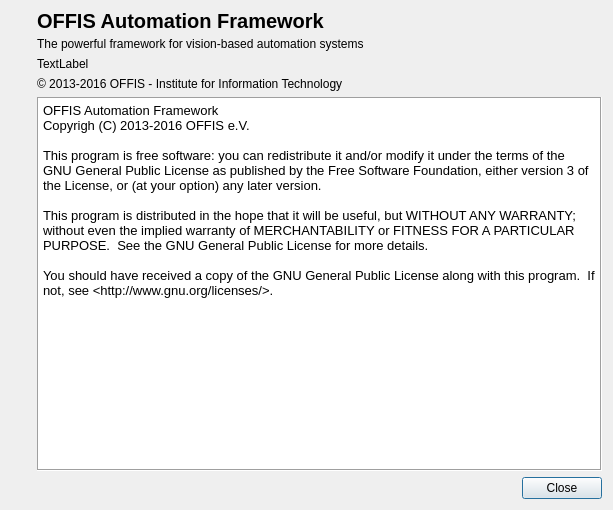
First picture: the form in modules/frontend/projects/Frontend/src/AboutScreen.ui, repository OFFIS-Automation/Framework, before the edit.
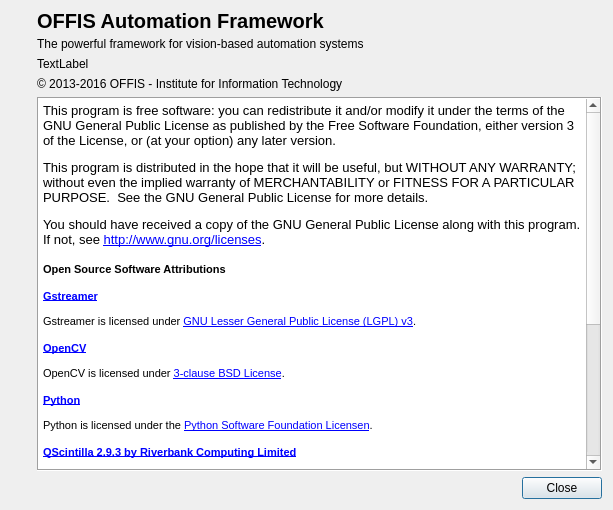
Second picture: the form after the edit. Icons and pictures are not drawn.

Commit message: Update OSS licenses in about dialog

```diff
--- a/modules/frontend/projects/Frontend/src/AboutScreen.ui
+++ b/modules/frontend/projects/Frontend/src/AboutScreen.ui
@@ -134,15 +134,27 @@
           <string>&lt;!DOCTYPE HTML PUBLIC &quot;-//W3C//DTD HTML 4.0//EN&quot; &quot;http://www.w3.org/TR/REC-html40/strict.dtd&quot;&gt;
 &lt;html&gt;&lt;head&gt;&lt;meta name=&quot;qrichtext&quot; content=&quot;1&quot; /&gt;&lt;style type=&quot;text/css&quot;&gt;
 p, li { white-space: pre-wrap; }
-&lt;/style&gt;&lt;/head&gt;&lt;body style=&quot; font-family:'MS Shell Dlg 2'; font-size:7.8pt; font-weight:400; font-style:normal;&quot;&gt;
-&lt;p style=&quot; margin-top:0px; margin-bottom:0px; margin-left:0px; margin-right:0px; -qt-block-indent:0; text-indent:0px;&quot;&gt;&lt;span style=&quot; font-size:10pt;&quot;&gt;OFFIS Automation Framework&lt;/span&gt;&lt;/p&gt;
-&lt;p style=&quot; margin-top:0px; margin-bottom:0px; margin-left:0px; margin-right:0px; -qt-block-indent:0; text-indent:0px;&quot;&gt;&lt;span style=&quot; font-size:10pt;&quot;&gt;Copyrigh (C) 2013-2016 OFFIS e.V.&lt;/span&gt;&lt;/p&gt;
-&lt;p style=&quot;-qt-paragraph-type:empty; margin-top:0px; margin-bottom:0px; margin-left:0px; margin-right:0px; -qt-block-indent:0; text-indent:0px; font-size:10pt;&quot;&gt;&lt;br /&gt;&lt;/p&gt;
-&lt;p style=&quot; margin-top:0px; margin-bottom:0px; margin-left:0px; margin-right:0px; -qt-block-indent:0; text-indent:0px;&quot;&gt;&lt;span style=&quot; font-size:10pt;&quot;&gt;This program is free software: you can redistribute it and/or modify it under the terms of the GNU General Public License as published by the Free Software Foundation, either version 3 of the License, or (at your option) any later version.&lt;/span&gt;&lt;/p&gt;
-&lt;p style=&quot;-qt-paragraph-type:empty; margin-top:0px; margin-bottom:0px; margin-left:0px; margin-right:0px; -qt-block-indent:0; text-indent:0px; font-size:10pt;&quot;&gt;&lt;br /&gt;&lt;/p&gt;
-&lt;p style=&quot; margin-top:0px; margin-bottom:0px; margin-left:0px; margin-right:0px; -qt-block-indent:0; text-indent:0px;&quot;&gt;&lt;span style=&quot; font-size:10pt;&quot;&gt;This program is distributed in the hope that it will be useful, but WITHOUT ANY WARRANTY; without even the implied warranty of MERCHANTABILITY or FITNESS FOR A PARTICULAR PURPOSE.  See the GNU General Public License for more details.&lt;/span&gt;&lt;/p&gt;
-&lt;p style=&quot;-qt-paragraph-type:empty; margin-top:0px; margin-bottom:0px; margin-left:0px; margin-right:0px; -qt-block-indent:0; text-indent:0px; font-size:10pt;&quot;&gt;&lt;br /&gt;&lt;/p&gt;
-&lt;p style=&quot; margin-top:0px; margin-bottom:0px; margin-left:0px; margin-right:0px; -qt-block-indent:0; text-indent:0px;&quot;&gt;&lt;span style=&quot; font-size:10pt;&quot;&gt;You should have received a copy of the GNU General Public License along with this program.  If not, see &amp;lt;http://www.gnu.org/licenses/&amp;gt;.&lt;/span&gt;&lt;/p&gt;&lt;/body&gt;&lt;/html&gt;</string>
+&lt;/style&gt;&lt;/head&gt;&lt;body style=&quot; font-family:'MS Shell Dlg 2'; font-size:8.25pt; font-weight:400; font-style:normal;&quot;&gt;
+&lt;p style=&quot; margin-top:12px; margin-bottom:12px; margin-left:0px; margin-right:0px; -qt-block-indent:0; text-indent:0px;&quot;&gt;&lt;span style=&quot; font-size:10pt;&quot;&gt;This program is free software: you can redistribute it and/or modify it under the terms of the GNU General Public License as published by the Free Software Foundation, either version 3 of the License, or (at your option) any later version.&lt;/span&gt;&lt;/p&gt;
+&lt;p style=&quot; margin-top:12px; margin-bottom:12px; margin-left:0px; margin-right:0px; -qt-block-indent:0; text-indent:0px;&quot;&gt;&lt;span style=&quot; font-size:10pt;&quot;&gt;This program is distributed in the hope that it will be useful, but WITHOUT ANY WARRANTY; without even the implied warranty of MERCHANTABILITY or FITNESS FOR A PARTICULAR PURPOSE.  See the GNU General Public License for more details.&lt;/span&gt;&lt;/p&gt;
+&lt;p style=&quot; margin-top:12px; margin-bottom:12px; margin-left:0px; margin-right:0px; -qt-block-indent:0; text-indent:0px;&quot;&gt;&lt;span style=&quot; font-size:10pt;&quot;&gt;You should have received a copy of the GNU General Public License along with this program.  If not, see &lt;/span&gt;&lt;a href=&quot;http://www.gnu.org/licenses&quot;&gt;&lt;span style=&quot; font-size:10pt; text-decoration: underline; color:#0000ff;&quot;&gt;http://www.gnu.org/licenses&lt;/span&gt;&lt;/a&gt;&lt;span style=&quot; font-size:10pt;&quot;&gt;.&lt;/span&gt;&lt;/p&gt;
+&lt;p style=&quot; margin-top:16px; margin-bottom:12px; margin-left:0px; margin-right:0px; -qt-block-indent:0; text-indent:0px;&quot;&gt;&lt;span style=&quot; font-size:8pt; font-weight:600;&quot;&gt;Open Source Software Attributions&lt;/span&gt;&lt;/p&gt;
+&lt;p style=&quot; margin-top:14px; margin-bottom:12px; margin-left:0px; margin-right:0px; -qt-block-indent:0; text-indent:0px;&quot;&gt;&lt;a href=&quot;https://gstreamer.freedesktop.org&quot;&gt;&lt;span style=&quot; font-size:8pt; font-weight:600; text-decoration: underline; color:#0000ff;&quot;&gt;Gstreamer&lt;/span&gt;&lt;/a&gt;&lt;/p&gt;
+&lt;p style=&quot; margin-top:0px; margin-bottom:0px; margin-left:0px; margin-right:0px; -qt-block-indent:0; text-indent:0px;&quot;&gt;&lt;span style=&quot; font-size:8pt;&quot;&gt;Gstreamer is licensed under &lt;/span&gt;&lt;a href=&quot;https://www.gnu.org/licenses/lgpl-3.0.en.html&quot;&gt;&lt;span style=&quot; font-size:8pt; text-decoration: underline; color:#0000ff;&quot;&gt;GNU Lesser General Public License (LGPL) v3&lt;/span&gt;&lt;/a&gt;&lt;span style=&quot; font-size:8pt;&quot;&gt;. &lt;/span&gt;&lt;/p&gt;
+&lt;p style=&quot; margin-top:14px; margin-bottom:12px; margin-left:0px; margin-right:0px; -qt-block-indent:0; text-indent:0px;&quot;&gt;&lt;a href=&quot;http://opencv.org/&quot;&gt;&lt;span style=&quot; font-size:8pt; font-weight:600; text-decoration: underline; color:#0000ff;&quot;&gt;OpenCV&lt;/span&gt;&lt;/a&gt;&lt;/p&gt;
+&lt;p style=&quot; margin-top:0px; margin-bottom:0px; margin-left:0px; margin-right:0px; -qt-block-indent:0; text-indent:0px;&quot;&gt;&lt;span style=&quot; font-size:8pt;&quot;&gt;OpenCV is licensed under &lt;/span&gt;&lt;a href=&quot;http://opencv.org/license.html&quot;&gt;&lt;span style=&quot; font-size:8pt; text-decoration: underline; color:#0000ff;&quot;&gt;3-clause BSD License&lt;/span&gt;&lt;/a&gt;&lt;span style=&quot; font-size:8pt;&quot;&gt;.&lt;/span&gt;&lt;/p&gt;
+&lt;p style=&quot; margin-top:14px; margin-bottom:12px; margin-left:0px; margin-right:0px; -qt-block-indent:0; text-indent:0px;&quot;&gt;&lt;a href=&quot;https://python.org&quot;&gt;&lt;span style=&quot; font-size:8pt; font-weight:600; text-decoration: underline; color:#0000ff;&quot;&gt;Python&lt;/span&gt;&lt;/a&gt;&lt;/p&gt;
+&lt;p style=&quot; margin-top:0px; margin-bottom:0px; margin-left:0px; margin-right:0px; -qt-block-indent:0; text-indent:0px;&quot;&gt;&lt;span style=&quot; font-size:8pt;&quot;&gt;Python is licensed under the &lt;/span&gt;&lt;a href=&quot;https://docs.python.org/3/license.html&quot;&gt;&lt;span style=&quot; font-size:8pt; text-decoration: underline; color:#0000ff;&quot;&gt;Python Software Foundation Licensen&lt;/span&gt;&lt;/a&gt;&lt;span style=&quot; font-size:8pt;&quot;&gt;. &lt;/span&gt;&lt;/p&gt;
+&lt;p style=&quot; margin-top:14px; margin-bottom:12px; margin-left:0px; margin-right:0px; -qt-block-indent:0; text-indent:0px;&quot;&gt;&lt;a href=&quot;https://www.riverbankcomputing.com/software/qscintilla/intro&quot;&gt;&lt;span style=&quot; font-size:8pt; font-weight:600; text-decoration: underline; color:#0000ff;&quot;&gt;QScintilla 2.9.3 by Riverbank Computing Limited&lt;/span&gt;&lt;/a&gt;&lt;/p&gt;
+&lt;p style=&quot; margin-top:0px; margin-bottom:0px; margin-left:0px; margin-right:0px; -qt-block-indent:0; text-indent:0px;&quot;&gt;&lt;span style=&quot; font-size:8pt;&quot;&gt;QScintilla is licensed under &lt;/span&gt;&lt;a href=&quot;https://www.gnu.org/licenses/gpl-3.0.en.html&quot;&gt;&lt;span style=&quot; font-size:8pt; text-decoration: underline; color:#0000ff;&quot;&gt;GNU General Public License (GPL) v3&lt;/span&gt;&lt;/a&gt;&lt;span style=&quot; font-size:8pt;&quot;&gt;.&lt;/span&gt;&lt;/p&gt;
+&lt;p style=&quot; margin-top:14px; margin-bottom:12px; margin-left:0px; margin-right:0px; -qt-block-indent:0; text-indent:0px;&quot;&gt;&lt;a href=&quot;https://www.qt.io/&quot;&gt;&lt;span style=&quot; font-size:8pt; font-weight:600; text-decoration: underline; color:#0000ff;&quot;&gt;Qt&lt;/span&gt;&lt;/a&gt;&lt;/p&gt;
+&lt;p style=&quot; margin-top:0px; margin-bottom:0px; margin-left:0px; margin-right:0px; -qt-block-indent:0; text-indent:0px;&quot;&gt;&lt;span style=&quot; font-size:8pt;&quot;&gt;Qt is licensed under &lt;/span&gt;&lt;a href=&quot;https://www.gnu.org/licenses/lgpl-3.0.en.html&quot;&gt;&lt;span style=&quot; font-size:8pt; text-decoration: underline; color:#0000ff;&quot;&gt;GNU Lesser General Public License (LGPL) v3&lt;/span&gt;&lt;/a&gt;&lt;span style=&quot; font-size:8pt;&quot;&gt;.&lt;/span&gt;&lt;/p&gt;
+&lt;p style=&quot; margin-top:14px; margin-bottom:12px; margin-left:0px; margin-right:0px; -qt-block-indent:0; text-indent:0px;&quot;&gt;&lt;a href=&quot;https://github.com/OFFIS-Automation/qt-remote-signals&quot;&gt;&lt;span style=&quot; font-size:8pt; font-weight:600; text-decoration: underline; color:#0000ff;&quot;&gt;qt-remote-signals&lt;/span&gt;&lt;/a&gt;&lt;/p&gt;
+&lt;p style=&quot; margin-top:0px; margin-bottom:0px; margin-left:0px; margin-right:0px; -qt-block-indent:0; text-indent:0px;&quot;&gt;&lt;span style=&quot; font-size:8pt;&quot;&gt;qt-remote-signals is licensed under &lt;/span&gt;&lt;a href=&quot;https://opensource.org/licenses/MIT&quot;&gt;&lt;span style=&quot; font-size:8pt; text-decoration: underline; color:#0000ff;&quot;&gt;MIT License (MIT)&lt;/span&gt;&lt;/a&gt;&lt;span style=&quot; font-size:8pt;&quot;&gt;.&lt;/span&gt;&lt;/p&gt;
+&lt;p style=&quot; margin-top:14px; margin-bottom:12px; margin-left:0px; margin-right:0px; -qt-block-indent:0; text-indent:0px;&quot;&gt;&lt;a href=&quot;http://www.famfamfam.com/lab/icons/silk/&quot;&gt;&lt;span style=&quot; font-size:8pt; font-weight:600; text-decoration: underline; color:#0000ff;&quot;&gt;Silk Icons 1.3 by FamFamFam&lt;/span&gt;&lt;/a&gt;&lt;/p&gt;
+&lt;p style=&quot; margin-top:0px; margin-bottom:0px; margin-left:0px; margin-right:0px; -qt-block-indent:0; text-indent:0px;&quot;&gt;&lt;span style=&quot; font-size:8pt;&quot;&gt;Silk Icons are licensed under &lt;/span&gt;&lt;a href=&quot;https://creativecommons.org/licenses/by/3.0/&quot;&gt;&lt;span style=&quot; font-size:8pt; text-decoration: underline; color:#0000ff;&quot;&gt;Creative Commons Attribution 3.0 License&lt;/span&gt;&lt;/a&gt;&lt;span style=&quot; font-size:8pt;&quot;&gt;.&lt;/span&gt;&lt;/p&gt;
+&lt;p style=&quot; margin-top:14px; margin-bottom:12px; margin-left:0px; margin-right:0px; -qt-block-indent:0; text-indent:0px;&quot;&gt;&lt;a href=&quot;https://winsparkle.org/&quot;&gt;&lt;span style=&quot; font-size:8pt; font-weight:600; text-decoration: underline; color:#0000ff;&quot;&gt;WinSparkle&lt;/span&gt;&lt;/a&gt;&lt;/p&gt;
+&lt;p style=&quot; margin-top:0px; margin-bottom:0px; margin-left:0px; margin-right:0px; -qt-block-indent:0; text-indent:0px;&quot;&gt;&lt;span style=&quot; font-size:8pt;&quot;&gt;No license was given for WinSparkle.  &lt;/span&gt;&lt;/p&gt;&lt;/body&gt;&lt;/html&gt;</string>
          </property>
         </widget>
        </item>
```
